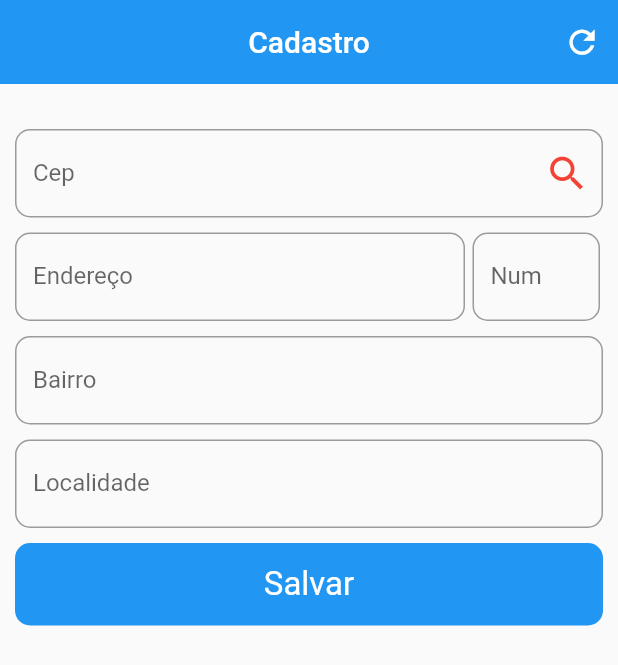
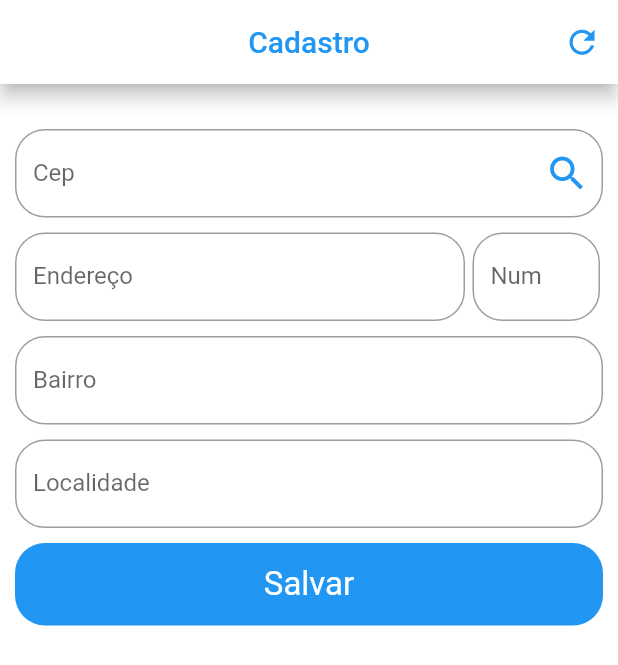
Before and after one commit to DevGomes78/Flutter-ViaCep-Api, a Flutter app: the screen it shows after launch, on a phone screen of 412 x 824 dp. Shown: the top 665 px of the screen. Run offline on Flutter 3.47's test engine with Material 2 defaults, Android fonts, the phone set to English and light mode, and no system bars.

Commit message:
componentizado container e textStyle

```diff
--- a/lib/components/container_widget.dart
+++ b/lib/components/container_widget.dart
@@ -6,6 +6,7 @@ class ButtonWidget extends StatelessWidget {
   double? width;
   Decoration? decoration;
   Widget? child;
+   final List<Color>?gradient;
 
   ButtonWidget(
     this.alignment,
@@ -13,6 +14,8 @@ class ButtonWidget extends StatelessWidget {
     this.width,{
     this.decoration,
     this.child,
+        this.gradient,
+
   });
 
   @override
@@ -23,6 +26,7 @@ class ButtonWidget extends StatelessWidget {
       alignment: alignment,
       decoration: decoration,
       child: child,
+
     );
   }
 }
--- a/lib/components/text_form_widget.dart
+++ b/lib/components/text_form_widget.dart
@@ -8,12 +8,14 @@ class TextFormWidget extends StatelessWidget {
   FormFieldValidator<String>? validator;
 
 
+
   TextFormWidget(
       this.labelText,
       this.hintText,{
         this.icon,
         this.controller,
         this.validator,
+
       });
 
   @override
@@ -23,14 +25,15 @@ class TextFormWidget extends StatelessWidget {
       textAlign: TextAlign.center,
       decoration: InputDecoration(
         labelText: labelText,
-        hintText: hintText,
+        hintText: null==hintText?'':hintText,
         border: OutlineInputBorder(
-          borderRadius: BorderRadius.circular(10),
+          borderRadius: BorderRadius.circular(20),
         ),
         suffixIcon: icon,
       ),
       controller: controller,
       validator:validator ,
+
     );
   }
 }
--- a/lib/main.dart
+++ b/lib/main.dart
@@ -1,3 +1,4 @@
+import 'package:flutter/cupertino.dart';
 import 'package:flutter/material.dart';
 import 'package:pageview_carrousel/views/home_page.dart';
 import 'package:provider/provider.dart';
@@ -18,6 +19,10 @@ class MyApp extends StatelessWidget {
       ],
       child: MaterialApp(
         debugShowCheckedModeBanner: false,
+        theme: ThemeData(
+          visualDensity: VisualDensity.adaptivePlatformDensity,
+         // brightness: Brightness.dark,
+        ),
         home: HomePage(),
       ),
 
--- a/lib/utils/validate_cep.dart
+++ b/lib/utils/validate_cep.dart
@@ -1,7 +1,7 @@
 class Validate{
   String? validarCep(String? value) {
     if(value!.isEmpty){
-      return'campo Cep em Branco';
+      return'Campo Cep em Branco';
     }
   }
 }
--- a/lib/views/cep-page.dart
+++ b/lib/views/cep-page.dart
@@ -33,11 +33,13 @@ class _CepPageState extends State<CepPage> {
     }
 
     return Scaffold(
+      backgroundColor: Colors.white,
       appBar: AppBar(
-        elevation: 0,
+        backgroundColor: Colors.white,
+        elevation: 5,
         title: const Text(
           'Cadastro',
-          style: TextStyle(color: Colors.white),
+          style: TextStyle(color: Colors.blue),
         ),
         centerTitle: true,
         actions: [
@@ -46,6 +48,7 @@ class _CepPageState extends State<CepPage> {
             icon: const Icon(
               Icons.refresh,
               size: 25,
+              color: Colors.blue,
             ),
           ),
         ],
@@ -62,7 +65,11 @@ class _CepPageState extends State<CepPage> {
   Form buildForm(GlobalKey<FormState> _formKey) {
     return Form(
       key: _formKey,
-          child: Consumer<CepProvider>(builder: (context, provider, child) {
+      child: Consumer<CepProvider>(builder: (
+        context,
+        provider,
+        child,
+      ) {
         return Column(
           children: [
             SizedBox(height: 30),
@@ -75,6 +82,7 @@ class _CepPageState extends State<CepPage> {
                 onTap: () {
                   if (_formKey.currentState!.validate()) {
                     provider.GetCep(cepController.text);
+
                     bairroController.text = provider.bairro.toString();
                     endController.text = provider.localidade.toString();
                     localController.text = provider.endereco.toString();
@@ -83,7 +91,7 @@ class _CepPageState extends State<CepPage> {
                 child: const Icon(
                   Icons.search,
                   size: 30,
-                      color: Colors.red,
+                  color: Colors.blue,
                 ),
               ),
             ),
@@ -123,16 +131,16 @@ class _CepPageState extends State<CepPage> {
             ),
             SizedBox(height: 10),
             InkWell(
-                  onTap: (){},
+              onTap: () {},
               child: ButtonWidget(
                 Alignment.center,
                 55,
                 double.infinity,
                 decoration: BoxDecoration(
-                      borderRadius: BorderRadius.circular(10),
+                  borderRadius: BorderRadius.circular(20),
                   color: Colors.blue,
                 ),
-                   child: Text('Salvar',style:  AppTextStyle.MainText),
+                child: Text('Salvar', style: AppTextStyle.MainText),
               ),
             ),
           ],
```
Also changed, not shown: lib/components/gradiente_widget.dart (added, +32 -0 lines). Lines whose indentation alone changed are shown as unchanged.
